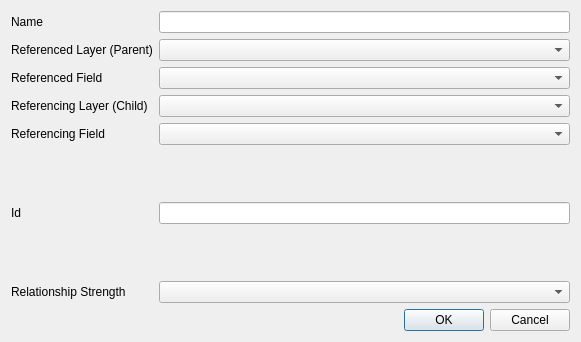
Qt form src/ui/qgsrelationadddlgbase.ui (qgis/QGIS) before a commit.
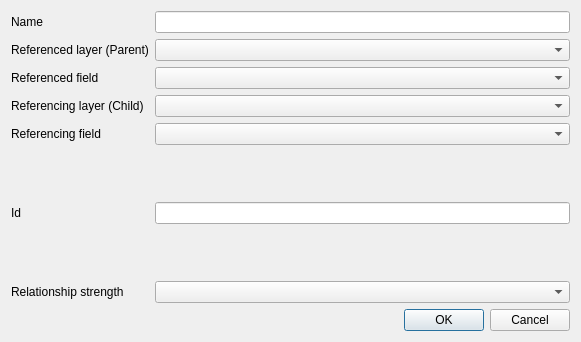
The same form after that commit. Custom widgets are drawn as their Qt base class.

The edit to the form file:
```diff
--- a/src/ui/qgsrelationadddlgbase.ui
+++ b/src/ui/qgsrelationadddlgbase.ui
@@ -20,7 +20,7 @@
    <item row="2" column="0" colspan="2">
     <widget class="QLabel" name="label_4">
      <property name="text">
-      <string>Referenced Field</string>
+      <string>Referenced field</string>
      </property>
     </widget>
    </item>
@@ -33,7 +33,7 @@
    <item row="3" column="0" colspan="2">
     <widget class="QLabel" name="label">
      <property name="text">
-      <string>Referencing Layer (Child)</string>
+      <string>Referencing layer (Child)</string>
      </property>
     </widget>
    </item>
@@ -53,7 +53,7 @@
    <item row="1" column="0" colspan="2">
     <widget class="QLabel" name="label_3">
      <property name="text">
-      <string>Referenced Layer (Parent)</string>
+      <string>Referenced layer (Parent)</string>
      </property>
     </widget>
    </item>
@@ -73,14 +73,14 @@
    <item row="4" column="0" colspan="2">
     <widget class="QLabel" name="label_2">
      <property name="text">
-      <string>Referencing Field</string>
+      <string>Referencing field</string>
      </property>
     </widget>
    </item>
    <item row="7" column="0" colspan="2">
     <widget class="QLabel" name="label_6">
      <property name="text">
-      <string>Relationship Strength</string>
+      <string>Relationship strength</string>
      </property>
     </widget>
    </item>
```
